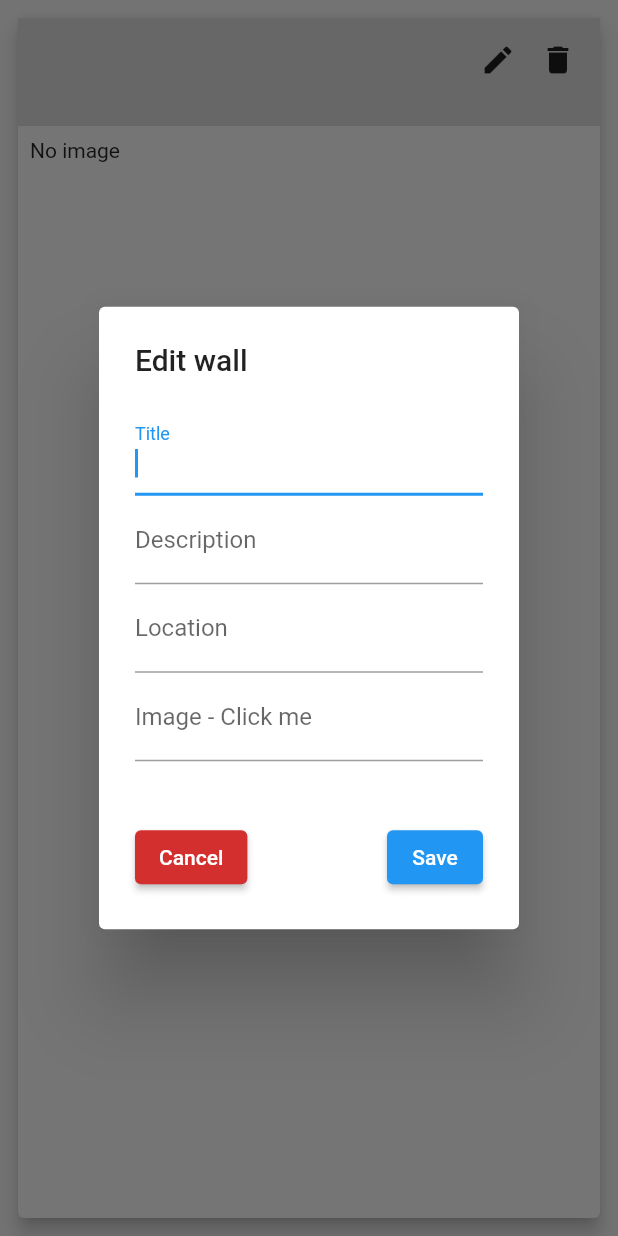
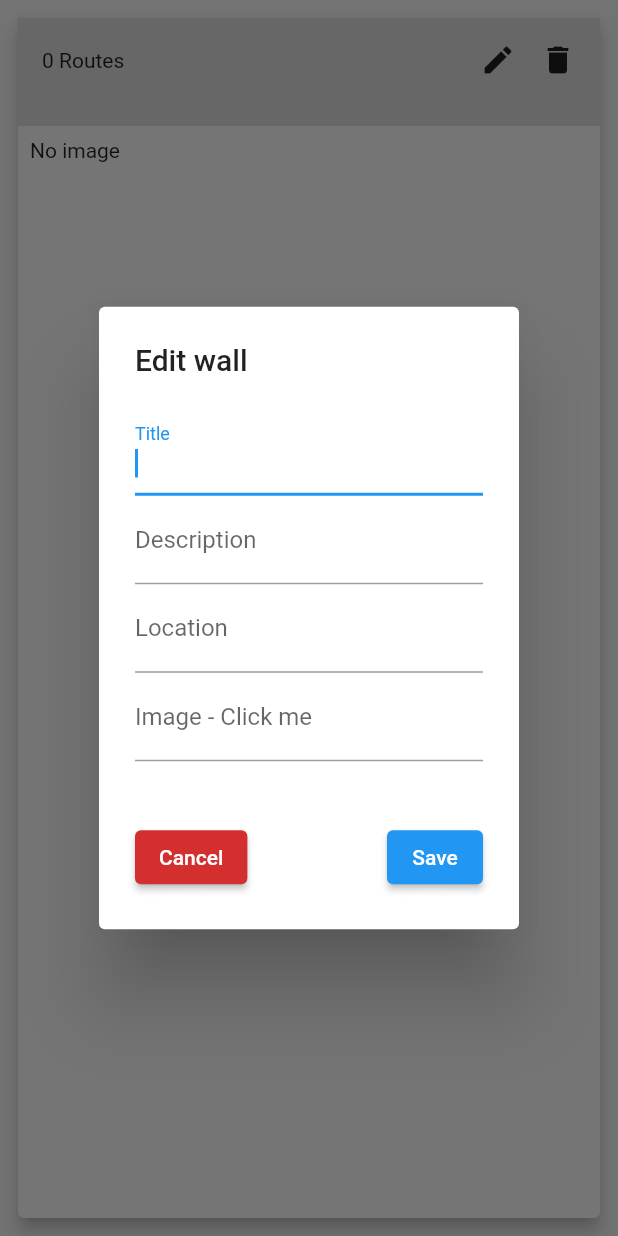
Before and after one commit to lectary/ClimbingAlien, a Flutter app: the WallCard widget shown alone on an empty page, opened directly with empty values, after a tap on the "edit" icon, on a phone screen of 412 x 824 dp. Run offline on Flutter 3.47's test engine with Material 2 defaults, Android fonts, the phone set to English and light mode, and no system bars; our stand-ins replace camera, carousel_slider, floor, fluttertoast, image_picker, sqflite; accounts and stored records are empty; generated files the repository leaves out were written again; network calls fail.

Commit message:
Add route number indicator to wall card

```diff
--- a/lib/viewmodels/wall_viewmodel.dart
+++ b/lib/viewmodels/wall_viewmodel.dart
@@ -159,4 +159,11 @@ class WallViewModel extends ChangeNotifier {
   Future<void> _deleteImageFromDevice(String imagePath) async {
     await File(imagePath).delete();
   }
+
+  Future<int> getNumberOfRoutesByWall(Wall wall) async {
+    if (wall.id == null) {
+      return Future.value(0);
+    }
+    return await _climbingRepository.findAllRoutesByWallId(wall.id!).then((value) => value.length);
+  }
 }
--- a/lib/views/route_management/wall_card.dart
+++ b/lib/views/route_management/wall_card.dart
@@ -35,7 +35,21 @@ class WallCard extends StatelessWidget {
                     Row(
                       mainAxisAlignment: MainAxisAlignment.spaceBetween,
                       children: [
-                        Text(wall.title, style: Theme.of(context).textTheme.headline5),
+                        Row(
+                          children: [
+                            Text(wall.title, style: Theme.of(context).textTheme.headline5),
+                            Padding(
+                              padding: const EdgeInsets.only(left: 8.0),
+                              child: FutureBuilder(future: wallModel.getNumberOfRoutesByWall(wall), builder: (context, snapshot) {
+                                if (snapshot.hasData) {
+                                  return Text("${snapshot.data!} Routes");
+                                } else {
+                                  return Center(child: CircularProgressIndicator());
+                                }
+                              }),
+                            ),
+                          ],
+                        ),
                         wall.isCustom
                             ? Row(
                                 children: [
```
